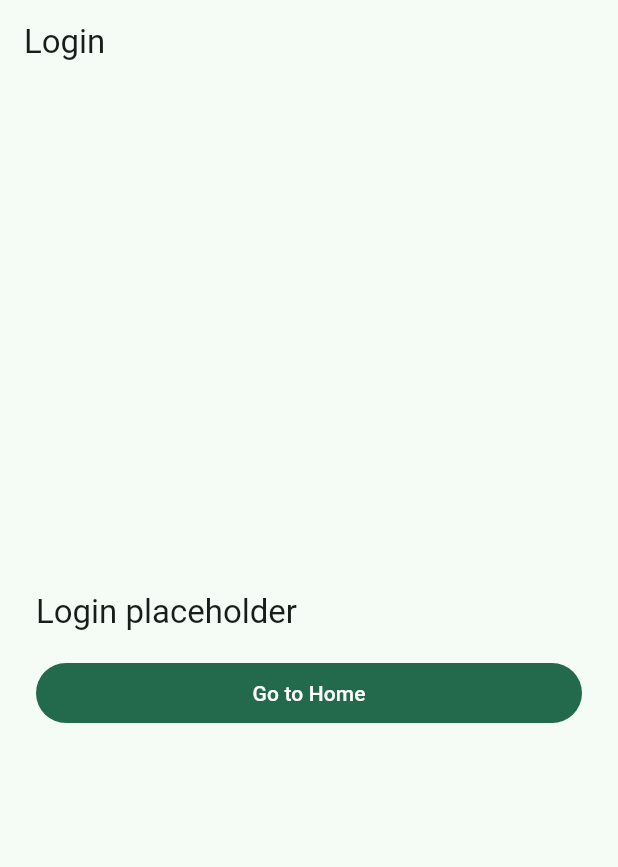
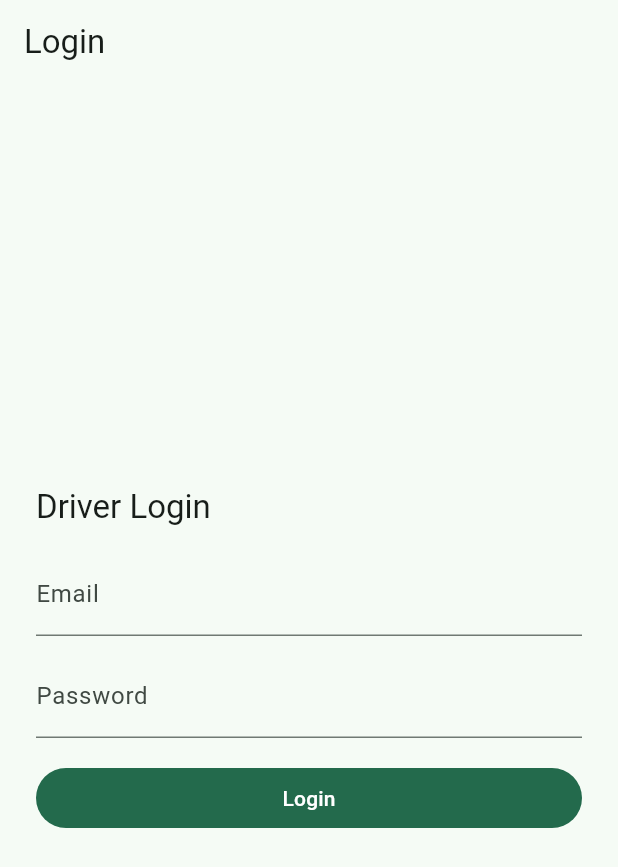
Before and after one commit to noorulhoda7/shifting_wallah_driver, a Flutter app: the screen it shows after launch, after a tap on "Continue", on a phone screen of 412 x 824 dp. Shown: the top 867 px of the screen. Run offline on Flutter 3.47's test engine with Material 3 defaults, Android fonts, the phone set to English and light mode, and no system bars; our stand-ins replace dio, flutter_riverpod, flutter_secure_storage, go_router.

Commit message:
feat(driver): implement driver login flow

```diff
--- a/lib/core/constants/api_endpoints.dart
+++ b/lib/core/constants/api_endpoints.dart
@@ -1,5 +1,5 @@
 abstract final class ApiEndpoints {
-  static const login = '/driver/login';
+  static const login = '/api/driver/login';
   static const logout = '/driver/logout';
   static const me = '/driver/me';
   static const bookings = '/driver/bookings';
--- /dev/null
+++ b/lib/features/auth/application/driver_auth_service.dart
@@ -0,0 +1,14 @@
+import 'package:shifting_wallah_driver/core/storage/secure_storage_service.dart';
+import 'package:shifting_wallah_driver/features/auth/data/driver_auth_repository.dart';
+
+class DriverAuthService {
+  const DriverAuthService(this._repository, this._storage);
+
+  final DriverAuthRepository _repository;
+  final SecureStorageService _storage;
+
+  Future<void> login({required String email, required String password}) async {
+    final token = await _repository.login(email: email, password: password);
+    await _storage.saveToken(token);
+  }
+}
--- /dev/null
+++ b/lib/features/auth/data/driver_auth_repository.dart
@@ -0,0 +1,42 @@
+import 'package:dio/dio.dart';
+import 'package:shifting_wallah_driver/core/constants/api_endpoints.dart';
+import 'package:shifting_wallah_driver/core/network/api_client.dart';
+
+class DriverAuthRepository {
+  const DriverAuthRepository(this._client);
+
+  final ApiClient _client;
+
+  Future<String> login({
+    required String email,
+    required String password,
+  }) async {
+    try {
+      final response = await _client.post<Map<String, dynamic>>(
+        ApiEndpoints.login,
+        data: {'email': email, 'password': password},
+      );
+      final data = response.data;
+      final token = data?['token'] ?? data?['access_token'];
+      if (token is String && token.isNotEmpty) return token;
+      throw const DriverAuthException('Login succeeded without a token.');
+    } on DioException catch (error) {
+      throw DriverAuthException(_messageFrom(error));
+    }
+  }
+
+  String _messageFrom(DioException error) {
+    final data = error.response?.data;
+    if (data is Map<String, dynamic>) {
+      final message = data['message'] ?? data['error'];
+      if (message is String && message.isNotEmpty) return message;
+    }
+    return 'Unable to login. Please check your details and try again.';
+  }
+}
+
+class DriverAuthException implements Exception {
+  const DriverAuthException(this.message);
+
+  final String message;
+}
--- a/lib/features/auth/presentation/login_screen.dart
+++ b/lib/features/auth/presentation/login_screen.dart
@@ -1,26 +1,102 @@
 import 'package:flutter/material.dart';
+import 'package:flutter_riverpod/flutter_riverpod.dart';
 import 'package:shifting_wallah_driver/app/router.dart';
+import 'package:shifting_wallah_driver/features/auth/data/driver_auth_repository.dart';
+import 'package:shifting_wallah_driver/features/auth/providers/driver_auth_provider.dart';
 import 'package:shifting_wallah_driver/shared/widgets/responsive_scaffold.dart';
 
-class LoginScreen extends StatelessWidget {
+class LoginScreen extends ConsumerStatefulWidget {
   const LoginScreen({super.key});
 
   @override
+  ConsumerState<LoginScreen> createState() => _LoginScreenState();
+}
+
+class _LoginScreenState extends ConsumerState<LoginScreen> {
+  final _emailController = TextEditingController();
+  final _passwordController = TextEditingController();
+  String? _emailError;
+  String? _passwordError;
+
+  @override
+  void dispose() {
+    _emailController.dispose();
+    _passwordController.dispose();
+    super.dispose();
+  }
+
+  Future<void> _submit() async {
+    final notifier = ref.read(driverAuthProvider.notifier);
+    setState(() {
+      _emailError = notifier.validateEmail(_emailController.text);
+      _passwordError = notifier.validatePassword(_passwordController.text);
+    });
+    if (_emailError != null || _passwordError != null) return;
+
+    await notifier.login(
+      email: _emailController.text,
+      password: _passwordController.text,
+    );
+  }
+
+  @override
   Widget build(BuildContext context) {
+    ref.listen(driverAuthProvider, (previous, next) {
+      next.whenOrNull(
+        data: (_) {
+          if (previous is AsyncLoading && mounted) context.goToHome();
+        },
+        error: (error, _) {
+          final message = error is DriverAuthException
+              ? error.message
+              : error.toString();
+          ScaffoldMessenger.of(context)
+            ..hideCurrentSnackBar()
+            ..showSnackBar(SnackBar(content: Text(message)));
+        },
+      );
+    });
+
+    final authState = ref.watch(driverAuthProvider);
+    final isLoading = authState.isLoading;
+
     return ResponsiveScaffold(
       title: 'Login',
       child: Column(
         mainAxisAlignment: MainAxisAlignment.center,
         crossAxisAlignment: CrossAxisAlignment.stretch,
         children: [
-          Text(
-            'Login placeholder',
-            style: Theme.of(context).textTheme.titleLarge,
+          Text('Driver Login', style: Theme.of(context).textTheme.titleLarge),
+          const SizedBox(height: 16),
+          TextField(
+            controller: _emailController,
+            enabled: !isLoading,
+            keyboardType: TextInputType.emailAddress,
+            decoration: InputDecoration(
+              labelText: 'Email',
+              errorText: _emailError,
+            ),
+          ),
+          const SizedBox(height: 12),
+          TextField(
+            controller: _passwordController,
+            enabled: !isLoading,
+            obscureText: true,
+            decoration: InputDecoration(
+              labelText: 'Password',
+              errorText: _passwordError,
+            ),
+            onSubmitted: (_) => isLoading ? null : _submit(),
           ),
           const SizedBox(height: 16),
           FilledButton(
-            onPressed: context.goToHome,
-            child: const Text('Go to Home'),
+            onPressed: isLoading ? null : _submit,
+            child: isLoading
+                ? const SizedBox.square(
+                    dimension: 20,
+                    child: CircularProgressIndicator(strokeWidth: 2),
+                  )
+                : const Text('Login'),
           ),
         ],
       ),
--- /dev/null
+++ b/lib/features/auth/providers/driver_auth_provider.dart
@@ -0,0 +1,56 @@
+import 'package:flutter_riverpod/flutter_riverpod.dart';
+import 'package:shifting_wallah_driver/core/network/dio_provider.dart';
+import 'package:shifting_wallah_driver/core/storage/secure_storage_service.dart';
+import 'package:shifting_wallah_driver/features/auth/application/driver_auth_service.dart';
+import 'package:shifting_wallah_driver/features/auth/data/driver_auth_repository.dart';
+
+final _storageProvider = Provider((_) => SecureStorageService());
+final _apiClientProvider = Provider(
+  (ref) => DioProvider(storage: ref.watch(_storageProvider)).createClient(),
+);
+final _authServiceProvider = Provider(
+  (ref) => DriverAuthService(
+    DriverAuthRepository(ref.watch(_apiClientProvider)),
+    ref.watch(_storageProvider),
+  ),
+);
+
+final driverAuthProvider =
+    StateNotifierProvider<DriverAuthNotifier, AsyncValue<void>>(
+      (ref) => DriverAuthNotifier(ref.watch(_authServiceProvider)),
+    );
+
+class DriverAuthNotifier extends StateNotifier<AsyncValue<void>> {
+  DriverAuthNotifier(this._service) : super(const AsyncData(null));
+
+  final DriverAuthService _service;
+
+  Future<void> login({required String email, required String password}) async {
+    final emailError = validateEmail(email);
+    final passwordError = validatePassword(password);
+    if (emailError != null || passwordError != null) {
+      state = AsyncError(emailError ?? passwordError!, StackTrace.current);
+      return;
+    }
+
+    state = const AsyncLoading();
+    state = await AsyncValue.guard(
+      () => _service.login(email: email.trim(), password: password),
+    );
+  }
+
+  String? validateEmail(String value) {
+    final email = value.trim();
+    if (email.isEmpty) return 'Email is required.';
+    if (!RegExp(r'^[^@\s]+@[^@\s]+\.[^@\s]+$').hasMatch(email)) {
+      return 'Enter a valid email address.';
+    }
+    return null;
+  }
+
+  String? validatePassword(String value) {
+    if (value.isEmpty) return 'Password is required.';
+    if (value.length < 6) return 'Password must be at least 6 characters.';
+    return null;
+  }
+}
--- a/lib/main.dart
+++ b/lib/main.dart
@@ -1,6 +1,7 @@
 import 'package:flutter/material.dart';
+import 'package:flutter_riverpod/flutter_riverpod.dart';
 import 'package:shifting_wallah_driver/app/app.dart';
 
 void main() {
-  runApp(const DriverApp());
+  runApp(const ProviderScope(child: DriverApp()));
 }
--- a/pubspec.yaml
+++ b/pubspec.yaml
@@ -32,6 +32,7 @@ dependencies:
     sdk: flutter
 
   dio: ^5.9.0
+  flutter_riverpod: ^2.6.1
   flutter_secure_storage: ^10.0.0-beta.4
   go_router: ^16.0.0
 
```
Also changed, not shown: pubspec.lock, 1 other file.
